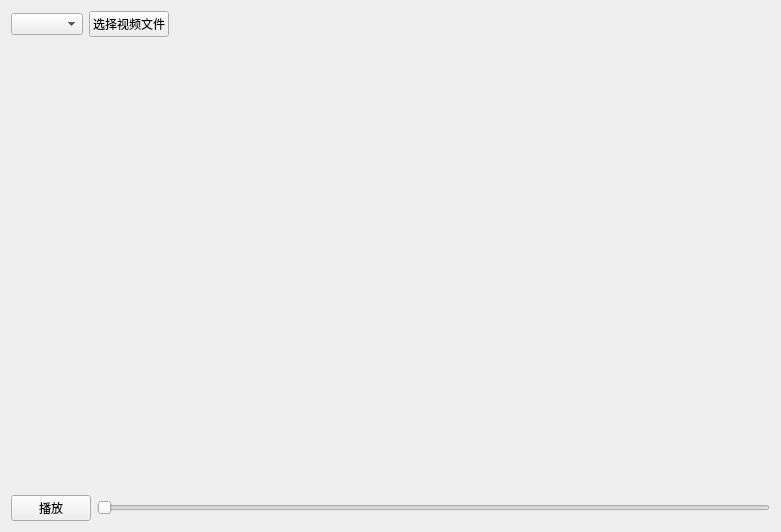
Above: ui/single_video_player_widget.ui from claudehotline/pyside6-video-player before the change. Below: the same form after it.
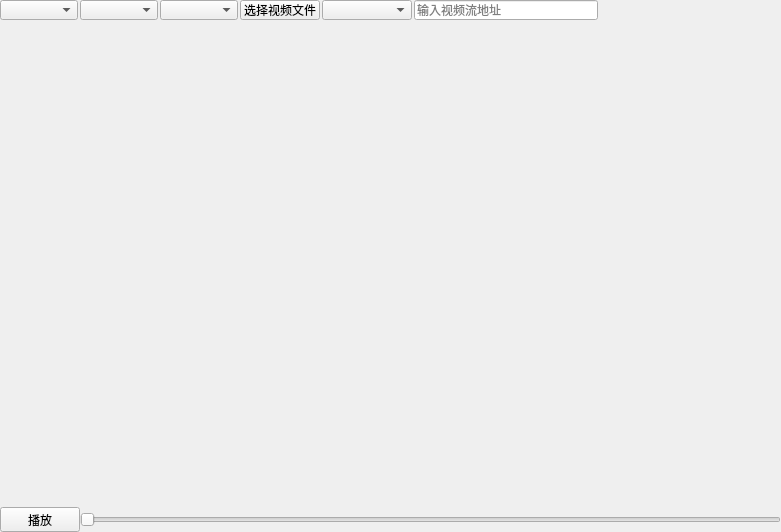
That is the form after the change.

Commit message: add video decoder and processor

Patch:
```diff
--- a/ui/single_video_player_widget.ui
+++ b/ui/single_video_player_widget.ui
@@ -13,9 +13,53 @@
   <property name="windowTitle">
    <string>Form</string>
   </property>
-  <layout class="QVBoxLayout" name="verticalLayout" stretch="1,16,1">
+  <layout class="QVBoxLayout" name="verticalLayout" stretch="0,0,0">
+   <property name="spacing">
+    <number>0</number>
+   </property>
+   <property name="leftMargin">
+    <number>0</number>
+   </property>
+   <property name="topMargin">
+    <number>0</number>
+   </property>
+   <property name="rightMargin">
+    <number>0</number>
+   </property>
+   <property name="bottomMargin">
+    <number>0</number>
+   </property>
    <item>
+    <widget class="QFrame" name="tools">
+     <property name="maximumSize">
+      <size>
+       <width>16777215</width>
+       <height>20</height>
+      </size>
+     </property>
     <layout class="QHBoxLayout" name="horizontalLayout">
+      <property name="spacing">
+       <number>2</number>
+      </property>
+      <property name="leftMargin">
+       <number>0</number>
+      </property>
+      <property name="topMargin">
+       <number>0</number>
+      </property>
+      <property name="rightMargin">
+       <number>0</number>
+      </property>
+      <property name="bottomMargin">
+       <number>0</number>
+      </property>
+      <item>
+       <widget class="QComboBox" name="detectType">
+        <property name="placeholderText">
+         <string>检测类别</string>
+        </property>
+       </widget>
+      </item>
      <item>
       <widget class="QComboBox" name="model">
        <property name="sizePolicy">
@@ -24,6 +68,16 @@
          <verstretch>0</verstretch>
         </sizepolicy>
        </property>
+        <property name="placeholderText">
+         <string>选择模型</string>
+        </property>
+       </widget>
+      </item>
+      <item>
+       <widget class="QComboBox" name="videoSource">
+        <property name="placeholderText">
+         <string>视频来源</string>
+        </property>
       </widget>
      </item>
      <item>
@@ -39,6 +93,20 @@
        </property>
       </widget>
      </item>
+      <item>
+       <widget class="QComboBox" name="camList">
+        <property name="placeholderText">
+         <string>选择摄像头</string>
+        </property>
+       </widget>
+      </item>
+      <item>
+       <widget class="QLineEdit" name="videoUrlInput">
+        <property name="placeholderText">
+         <string>输入视频流地址</string>
+        </property>
+       </widget>
+      </item>
      <item>
       <spacer name="horizontalSpacer">
        <property name="orientation">
@@ -53,20 +121,66 @@
       </spacer>
      </item>
     </layout>
+    </widget>
    </item>
    <item>
+    <widget class="QFrame" name="display">
     <layout class="QHBoxLayout" name="horizontalLayout_2">
-     <item>
+      <property name="spacing">
+       <number>0</number>
+      </property>
+      <property name="leftMargin">
+       <number>0</number>
+      </property>
+      <property name="topMargin">
+       <number>0</number>
+      </property>
+      <property name="rightMargin">
+       <number>0</number>
+      </property>
+      <property name="bottomMargin">
+       <number>0</number>
+      </property>
+      <item alignment="Qt::AlignHCenter">
       <widget class="QLabel" name="label">
+        <property name="sizePolicy">
+         <sizepolicy hsizetype="Ignored" vsizetype="Ignored">
+          <horstretch>0</horstretch>
+          <verstretch>0</verstretch>
+         </sizepolicy>
+        </property>
        <property name="text">
         <string/>
        </property>
       </widget>
      </item>
     </layout>
+    </widget>
    </item>
    <item>
+    <widget class="QFrame" name="progress">
+     <property name="maximumSize">
+      <size>
+       <width>16777215</width>
+       <height>25</height>
+      </size>
+     </property>
     <layout class="QHBoxLayout" name="horizontalLayout_3">
+      <property name="spacing">
+       <number>0</number>
+      </property>
+      <property name="leftMargin">
+       <number>0</number>
+      </property>
+      <property name="topMargin">
+       <number>0</number>
+      </property>
+      <property name="rightMargin">
+       <number>0</number>
+      </property>
+      <property name="bottomMargin">
+       <number>0</number>
+      </property>
      <item>
       <widget class="QPushButton" name="playButton">
        <property name="sizePolicy">
@@ -88,6 +202,7 @@
       </widget>
      </item>
     </layout>
+    </widget>
    </item>
   </layout>
  </widget>
```
Lines whose indentation alone changed are shown as unchanged. The commit also changes 29 other files.
